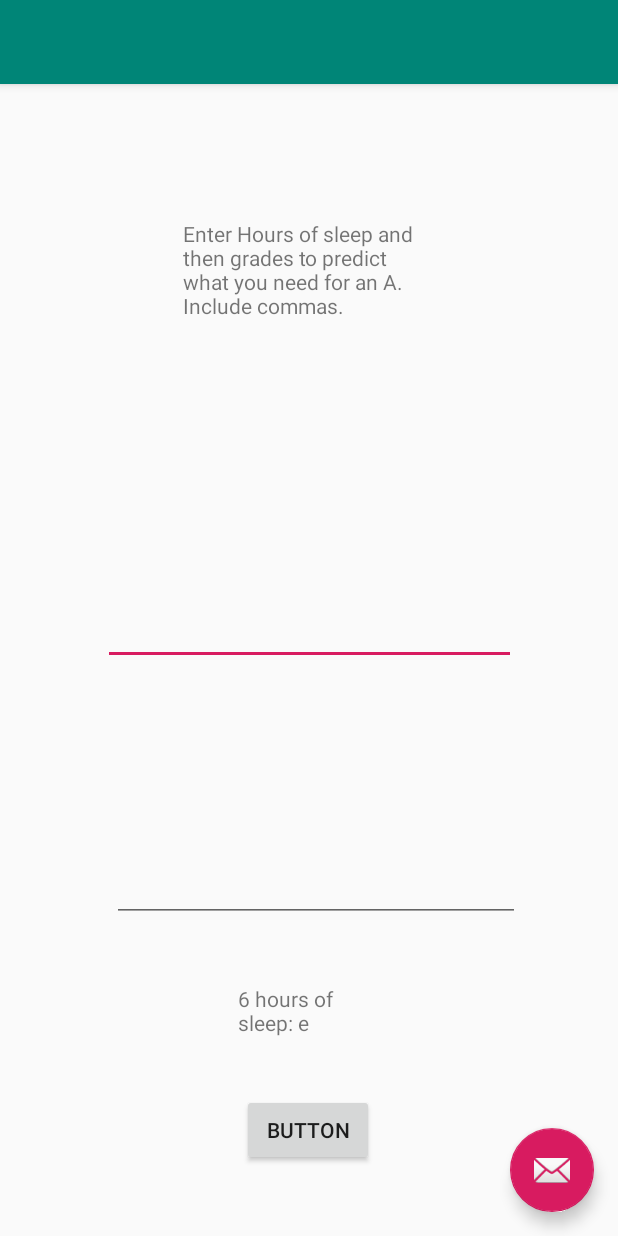
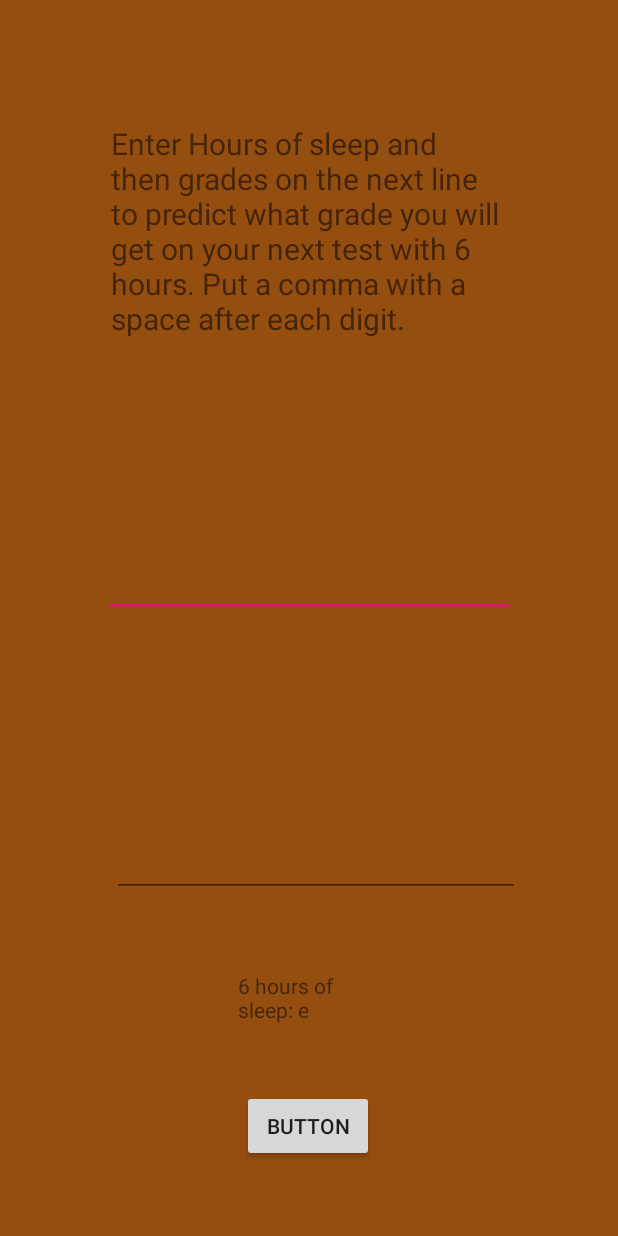
Before and after one commit to darenh/Grade-Predictor, an Android app: the screen it shows after launch (MainActivity), after a tap on "BUTTON", on a phone screen of 412 x 824 dp. Run offline under Robolectric (Android 15) with nearby library versions, the phone set to English and light mode, and no system bars; 2 statements that could not run were skipped.

Commit message:
"fix number issue"

```diff
--- a/app/src/main/java/com/example/machinelearning/MainActivity.java
+++ b/app/src/main/java/com/example/machinelearning/MainActivity.java
@@ -49,7 +49,7 @@ public class MainActivity extends AppCompatActivity implements View.OnClickListe
                 int m = integerStrings.length;
                 char c;
                 // F = 0, D = 1 ... A = 4
-                double theta[] = {0, 0};
+                double theta[] = {0, 0.8};
                 regression.setM(m);
                 j = 0;
                 j = regression.main(x, y, theta,6);
@@ -75,26 +75,5 @@ public class MainActivity extends AppCompatActivity implements View.OnClickListe
             }
         }
 
-    @Override
-    public boolean onCreateOptionsMenu(Menu menu) {
-        // Inflate the menu; this adds items to the action bar if it is present.
-        getMenuInflater().inflate(R.menu.menu_main, menu);
-        return true;
-    }
-
-    @Override
-    public boolean onOptionsItemSelected(MenuItem item) {
-        // Handle action bar item clicks here. The action bar will
-        // automatically handle clicks on the Home/Up button, so long
-        // as you specify a parent activity in AndroidManifest.xml.
-        int id = item.getItemId();
-
-        //noinspection SimplifiableIfStatement
-        if (id == R.id.action_settings) {
-            return true;
-        }
-
-        return super.onOptionsItemSelected(item);
-    }
 
 }
--- a/app/src/main/java/com/example/machinelearning/regression.java
+++ b/app/src/main/java/com/example/machinelearning/regression.java
@@ -2,15 +2,18 @@ package com.example.machinelearning;
 
 public class regression {
     public static double alpha = 0.001;
-    public static int iterations = 1000;
-    public static int m;
-    public int getM() {
+    public static int iterations = 7000;
+    public static double m;
+    public static int r;
+
+    public double getM() {
         return m;
     }
 
     // Setter
     public static void setM(int x) {
          m = x;
+         r = x;
         System.out.println(m);
     }
 
@@ -31,7 +34,7 @@ public class regression {
     public static double costFunction(double x[], double y[], double theta[]) {
         double j = 0, sum = 0;
         int i;
-        double hyp[] = new double[m];
+        double hyp[] = new double[r];
         for (i = 0; i < x.length; i++) {
             hyp[i] += theta[1] * x[i] + theta[0];
         }
@@ -57,25 +60,22 @@ public class regression {
         int i, n;
         double store[] = new double[2];
         double thetaZero, thetaOne;
-        double hyp[] = new double[m];
-        double yes[] = new double[m];
-        double sum = 0, mult = 0, min = costFunction(x, y, theta);
+        double hyp[] = new double[r];
+        double yes[] = new double[r];
+        double sum = 0.0, mul = 0.0, min = costFunction(x, y, theta);
         for (n = 0; n < iterations; n++)
         {
             for (i = 0; i < x.length; i++)
             {
                 hyp[i] = theta[0] + (theta[1] * x[i]);
                 yes[i] = (hyp[i] - y[i]) * x[i];
+                mul += yes[i];
                 sum += hyp[i] - y[i];
-            }
-            for (i = 0; i < x.length; i++)
-            {
-                mult += yes[i];
             }
             // sum has the hypothesis value minus y.
             // 3 represents training sessions.
             thetaZero = theta[0] - alpha * 1/m * sum;
-            thetaOne = theta[1] - alpha * 1/m * mult;
+            thetaOne = theta[1] - alpha * (1/m * mul);
             theta[0] = thetaZero;
             theta[1] = thetaOne;
             if (costFunction(x, y, theta) < min)
--- a/app/src/main/res/layout/activity_main.xml
+++ b/app/src/main/res/layout/activity_main.xml
@@ -4,30 +4,12 @@
     xmlns:tools="http://schemas.android.com/tools"
     android:layout_width="match_parent"
     android:layout_height="match_parent"
+    android:background="#944E0F"
     tools:context=".MainActivity">
 
-    <android.support.design.widget.AppBarLayout
-        android:layout_width="match_parent"
-        android:layout_height="wrap_content"
-        android:theme="@style/AppTheme.AppBarOverlay">
 
-        <android.support.v7.widget.Toolbar
-            android:id="@+id/toolbar"
-            android:layout_width="match_parent"
-            android:layout_height="?attr/actionBarSize"
-            android:background="?attr/colorPrimary"
-            app:popupTheme="@style/AppTheme.PopupOverlay" />
-
-    </android.support.design.widget.AppBarLayout>
 
     <include layout="@layout/content_main" />
 
-    <android.support.design.widget.FloatingActionButton
-        android:id="@+id/fab"
-        android:layout_width="wrap_content"
-        android:layout_height="wrap_content"
-        android:layout_gravity="bottom|end"
-        android:layout_margin="@dimen/fab_margin"
-        app:srcCompat="@android:drawable/ic_dialog_email" />
 
 </android.support.design.widget.CoordinatorLayout>
--- a/app/src/main/res/layout/content_main.xml
+++ b/app/src/main/res/layout/content_main.xml
@@ -8,17 +8,21 @@
     tools:context=".MainActivity"
     tools:showIn="@layout/activity_main">
 
+
     <TextView
         android:id="@+id/textView"
-        android:layout_width="160dp"
-        android:layout_height="94dp"
-        android:text="Enter Hours of sleep and then grades to predict what you need for an A. Include commas."
+        android:layout_width="259dp"
+        android:layout_height="154dp"
+        app:autoSizeMinTextSize="20sp"
+        app:autoSizeTextType="uniform"
+        android:text="Enter Hours of sleep and then grades on the next line to predict what grade you will get on your next test with 6 hours. Put a comma with a space after each digit."
+        app:autoSizeMaxTextSize="40sp"
         app:layout_constraintBottom_toBottomOf="parent"
-        app:layout_constraintHorizontal_bias="0.485"
+        app:layout_constraintHorizontal_bias="0.486"
         app:layout_constraintLeft_toLeftOf="parent"
         app:layout_constraintRight_toRightOf="parent"
         app:layout_constraintTop_toTopOf="parent"
-        app:layout_constraintVertical_bias="0.134" />
+        app:layout_constraintVertical_bias="0.122" />
 
     <Button
         android:id="@+id/test"
--- a/app/src/main/res/menu/menu_main.xml
+++ b/app/src/main/res/menu/menu_main.xml
@@ -3,8 +3,5 @@
     xmlns:tools="http://schemas.android.com/tools"
     tools:context="com.example.machinelearning.MainActivity">
     <item
-        android:id="@+id/action_settings"
-        android:orderInCategory="100"
-        android:title="@string/action_settings"
-        app:showAsAction="never" />
+         />
 </menu>
--- a/app/src/main/res/mipmap-anydpi-v26/ic_launcher.xml
+++ b/app/src/main/res/mipmap-anydpi-v26/ic_launcher.xml
@@ -1,5 +1,6 @@
 <?xml version="1.0" encoding="utf-8"?>
 <adaptive-icon xmlns:android="http://schemas.android.com/apk/res/android">
-    <background android:drawable="@drawable/ic_launcher_background" />
+    <background android:drawable="@drawable/ic_launcher_background"
+    android:background="#944E0F" />
     <foreground android:drawable="@drawable/ic_launcher_foreground" />
 </adaptive-icon>
```
